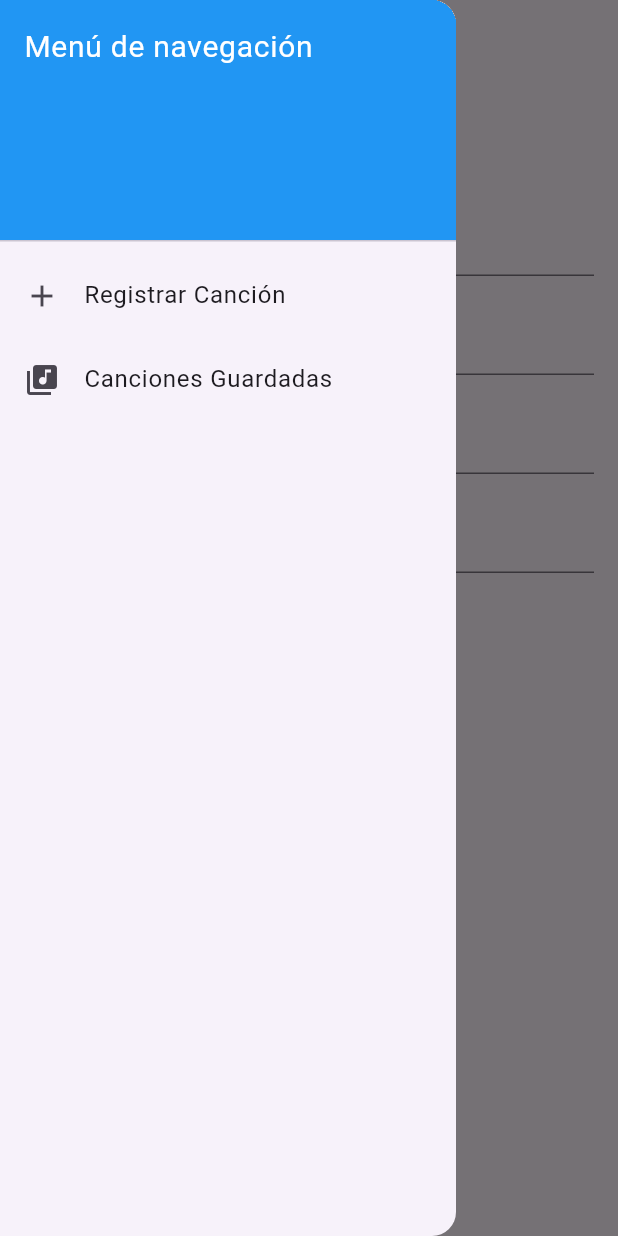
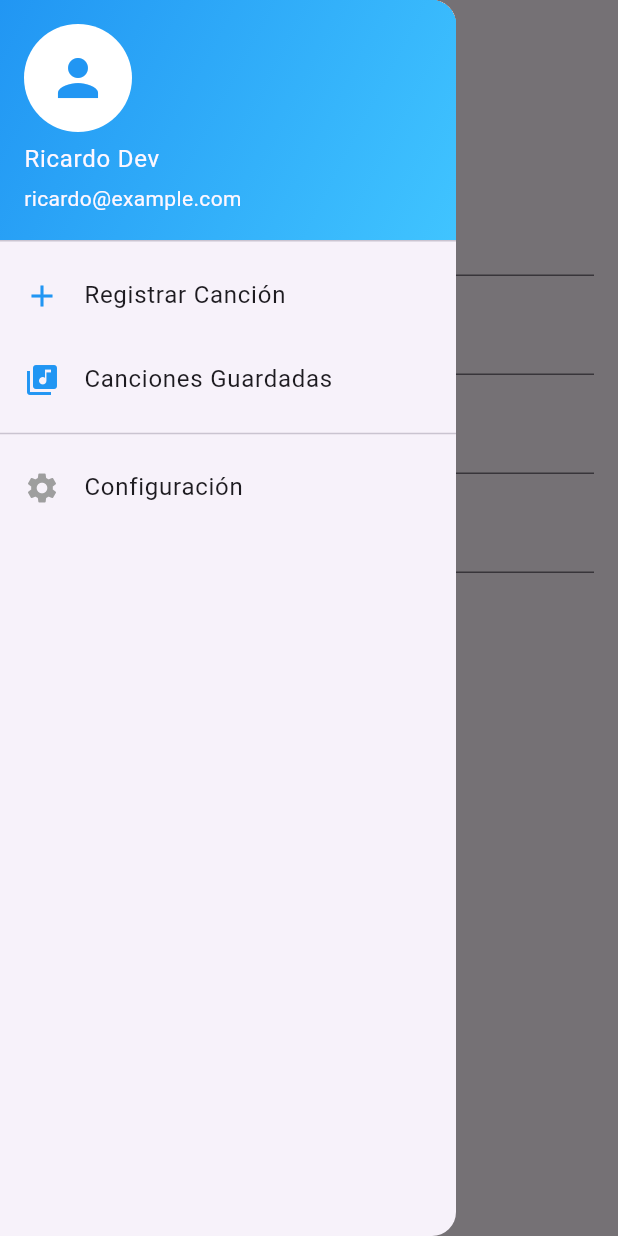
Before and after one commit to Castropy/trainingbackend, a Flutter app: the screen it shows after launch, with the side drawer open, on a phone screen of 412 x 824 dp. Run offline on Flutter 3.47's test engine with Material 3 defaults, Android fonts, the phone set to English and light mode, and no system bars; our stand-ins replace flutter_riverpod.

Commit message:
Mejor estilo al Drawer de Home Screen

```diff
--- a/lib/screens/home_screen.dart
+++ b/lib/screens/home_screen.dart
@@ -22,13 +22,23 @@ class HomeScreen extends ConsumerWidget {
   child: ListView(
     padding: EdgeInsets.zero,
     children: [
-            const DrawerHeader(
-              decoration: BoxDecoration(color: Colors.blue),
-              child: Text("Menú de navegación",
-                  style: TextStyle(color: Colors.white, fontSize: 20)),
+      UserAccountsDrawerHeader(
+        accountName: const Text("Ricardo Dev"),
+        accountEmail: const Text("ricardo@example.com"),
+        currentAccountPicture: CircleAvatar(
+          backgroundColor: Colors.white,
+          child: Icon(Icons.person, size: 40, color: Colors.blue),
+        ),
+        decoration: const BoxDecoration(
+          gradient: LinearGradient(
+            colors: [Colors.blue, Colors.lightBlueAccent],
+            begin: Alignment.topLeft,
+            end: Alignment.bottomRight,
+          ),
+        ),
       ),
       ListTile(
-              leading: const Icon(Icons.add),
+        leading: const Icon(Icons.add, color: Colors.blue),
         title: const Text("Registrar Canción"),
         onTap: () {
           ref.read(navigationIndexProvider.notifier).state = 0;
@@ -36,16 +46,25 @@ class HomeScreen extends ConsumerWidget {
         },
       ),
       ListTile(
-              leading: const Icon(Icons.library_music),
+        leading: const Icon(Icons.library_music, color: Colors.blue),
         title: const Text("Canciones Guardadas"),
         onTap: () {
           ref.read(navigationIndexProvider.notifier).state = 1;
           Navigator.pop(context);
         },
       ),
+      const Divider(),
+      ListTile(
+        leading: const Icon(Icons.settings, color: Colors.grey),
+        title: const Text("Configuración"),
+        onTap: () {
+          // Aquí podrías agregar otra pantalla
+        },
+      ),
     ],
   ),
 ),
+
       body: screens[index],
     );
   }
```
Lines whose indentation alone changed are shown as unchanged.
